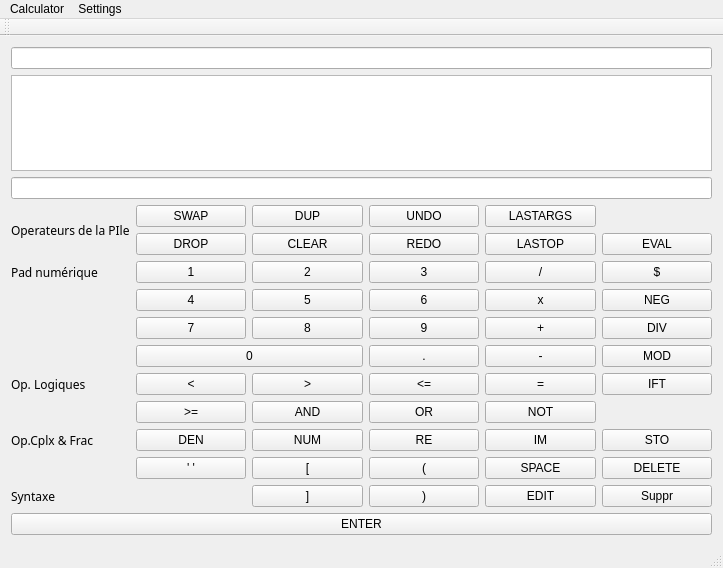
AntoineRondelet/Scientist_Calculator_C-_Qt, file Code/Calculatrice/mainwindow.ui: the form before one commit.
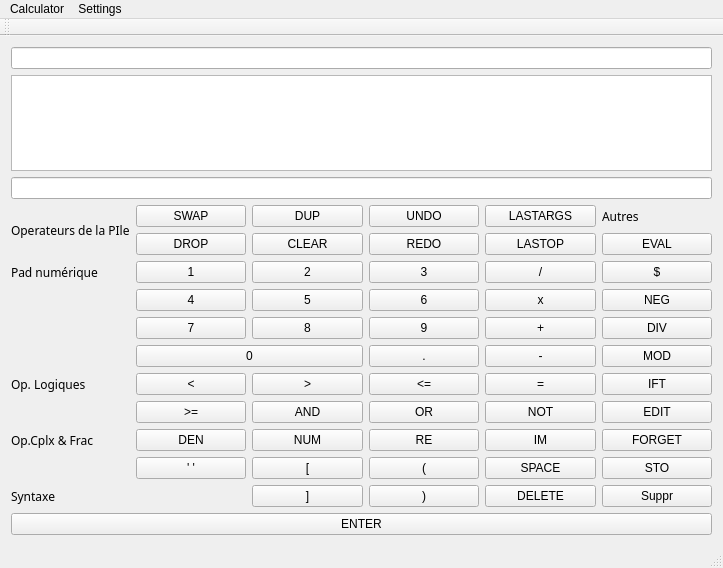
The form after the commit.

Patch:
```diff
--- a/Code/Calculatrice/mainwindow.ui
+++ b/Code/Calculatrice/mainwindow.ui
@@ -85,16 +85,6 @@
         </property>
        </widget>
       </item>
-      <item row="15" column="6">
-       <widget class="QPushButton" name="pButDelete">
-        <property name="cursor">
-         <cursorShape>PointingHandCursor</cursorShape>
-        </property>
-        <property name="text">
-         <string>DELETE</string>
-        </property>
-       </widget>
-      </item>
       <item row="13" column="4">
        <widget class="QPushButton" name="pushButton_8">
         <property name="text">
@@ -102,16 +92,6 @@
         </property>
        </widget>
       </item>
-      <item row="13" column="6">
-       <widget class="QPushButton" name="pButSto">
-        <property name="cursor">
-         <cursorShape>PointingHandCursor</cursorShape>
-        </property>
-        <property name="text">
-         <string>STO</string>
-        </property>
-       </widget>
-      </item>
       <item row="0" column="2">
        <widget class="QPushButton" name="pButDup">
         <property name="cursor">
@@ -536,16 +516,6 @@
         </property>
        </widget>
       </item>
-      <item row="16" column="5">
-       <widget class="QPushButton" name="pButEdit">
-        <property name="cursor">
-         <cursorShape>PointingHandCursor</cursorShape>
-        </property>
-        <property name="text">
-         <string>EDIT</string>
-        </property>
-       </widget>
-      </item>
       <item row="16" column="0">
        <widget class="QLabel" name="label_4">
         <property name="font">
@@ -594,6 +564,52 @@
         </property>
        </widget>
       </item>
+      <item row="16" column="5">
+       <widget class="QPushButton" name="pButDelete">
+        <property name="cursor">
+         <cursorShape>PointingHandCursor</cursorShape>
+        </property>
+        <property name="text">
+         <string>DELETE</string>
+        </property>
+       </widget>
+      </item>
+      <item row="15" column="6">
+       <widget class="QPushButton" name="pButSto">
+        <property name="cursor">
+         <cursorShape>PointingHandCursor</cursorShape>
+        </property>
+        <property name="text">
+         <string>STO</string>
+        </property>
+       </widget>
+      </item>
+      <item row="12" column="6">
+       <widget class="QPushButton" name="pButEdit">
+        <property name="text">
+         <string>EDIT</string>
+        </property>
+       </widget>
+      </item>
+      <item row="13" column="6">
+       <widget class="QPushButton" name="pButForget">
+        <property name="text">
+         <string>FORGET</string>
+        </property>
+       </widget>
+      </item>
+      <item row="0" column="6">
+       <widget class="QLabel" name="label_6">
+        <property name="font">
+         <font>
+          <family>Marker Felt</family>
+         </font>
+        </property>
+        <property name="text">
+         <string>Autres</string>
+        </property>
+       </widget>
+      </item>
      </layout>
     </item>
     <item>
```
Left out of the diff: 3 changed lines with no effect on the pictures.
